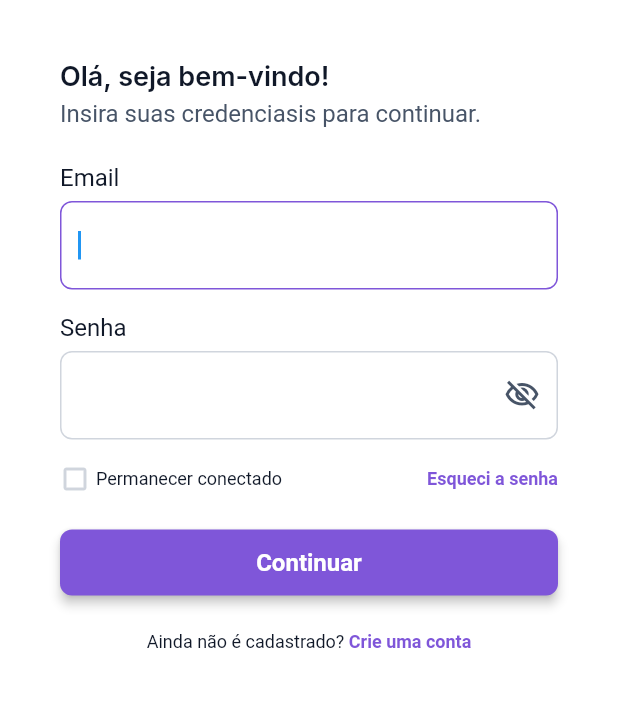
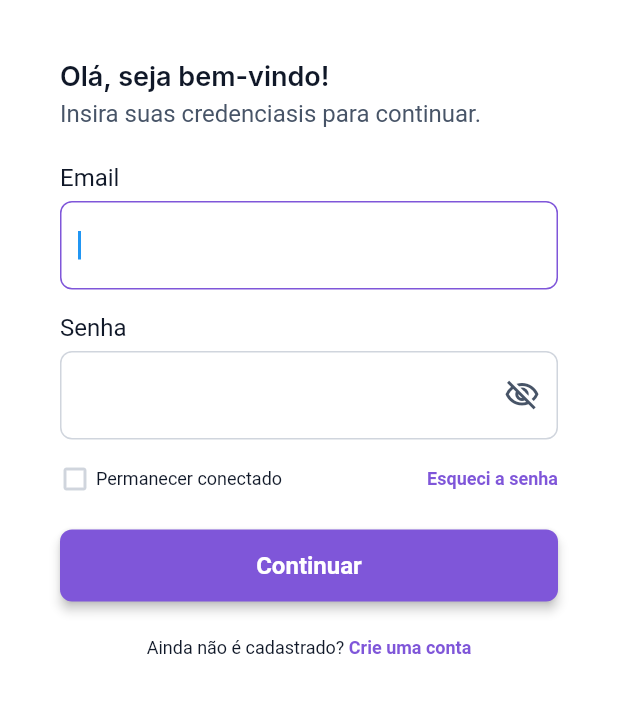
Before and after one commit to brunocrz/finapp, a Flutter app: the screen it shows once a user with an empty profile is signed in, on a phone screen of 412 x 824 dp, the part 117-830 px from its top. Run offline on Flutter 3.47's test engine with Material 2 defaults, Android fonts, the phone set to English and light mode, and no system bars; drawn by our look-alikes of auto_size_text; our stand-ins replace cloud_firestore, firebase_auth, firebase_core, font_awesome_flutter, from_css_color, go_router and 8 more; missing offline and left inert: json_path; accounts and stored records are empty; Roboto replaces fonts that are missing (Readex Pro).

Commit message:
Updating to latest FlutterFlow output.

```diff
--- a/lib/pages/login/login_widget.dart
+++ b/lib/pages/login/login_widget.dart
@@ -49,8 +49,9 @@ class _LoginWidgetState extends State<LoginWidget> {
             alignment: AlignmentDirectional(-1.00, -1.00),
             child: Padding(
               padding: EdgeInsetsDirectional.fromSTEB(40.0, 40.0, 40.0, 40.0),
-              child: Column(
-                mainAxisSize: MainAxisSize.max,
+              child: ListView(
+                padding: EdgeInsets.zero,
+                scrollDirection: Axis.vertical,
                 children: [
                   Align(
                     alignment: AlignmentDirectional(0.00, 0.00),
@@ -304,7 +305,7 @@ class _LoginWidgetState extends State<LoginWidget> {
                       text: 'Continuar',
                       options: FFButtonOptions(
                         width: double.infinity,
-                        height: 44.0,
+                        height: 48.0,
                         padding: EdgeInsetsDirectional.fromSTEB(
                             24.0, 0.0, 24.0, 0.0),
                         iconPadding:
@@ -319,7 +320,7 @@ class _LoginWidgetState extends State<LoginWidget> {
                         elevation: 3.0,
                         borderSide: BorderSide(
                           color: Colors.transparent,
-                          width: 1.0,
+                          width: 0.0,
                         ),
                         borderRadius: BorderRadius.circular(8.0),
                       ),
@@ -346,7 +347,7 @@ class _LoginWidgetState extends State<LoginWidget> {
                       ),
                     ],
                   ),
-                ].divide(SizedBox(height: 0.0)),
+                ],
               ),
             ),
           ),
```
